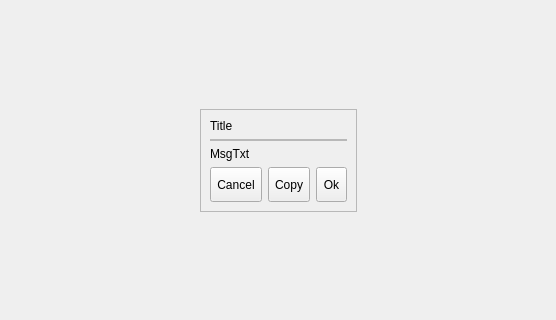
ic005k/Knot-Legacy, file src/ShowMessage.ui: the form before one commit; both pictures show x 0 to 556 and y 107 to 427 of the 556 by 534 pixel window.
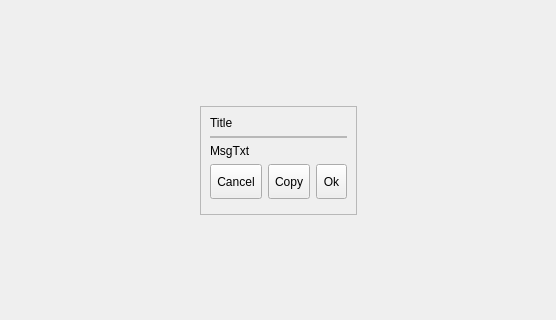
The form after the commit.

```diff
--- a/src/ShowMessage.ui
+++ b/src/ShowMessage.ui
@@ -45,6 +45,9 @@
          <enum>QFrame::Raised</enum>
         </property>
         <layout class="QVBoxLayout" name="verticalLayout">
+         <property name="bottomMargin">
+          <number>15</number>
+         </property>
          <item>
           <widget class="QLabel" name="lblTitle">
            <property name="sizePolicy">
```
